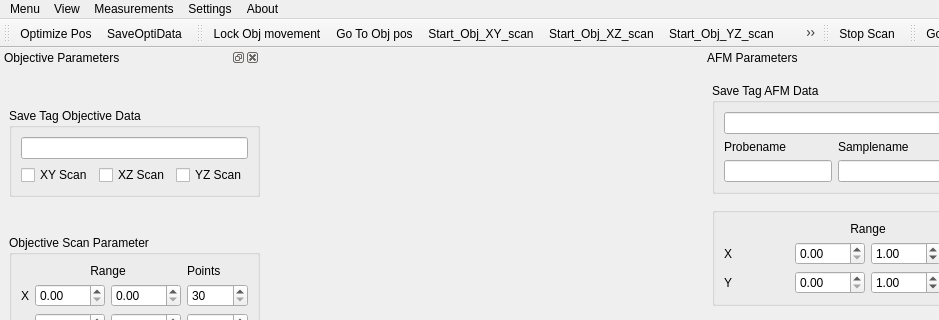
sriharijayaram5/qudi, file gui/qafm/ui_qafm_gui.ui: the form before one commit; both pictures show x 0 to 939 and y 0 to 320 of the 1033 by 814 pixel window.
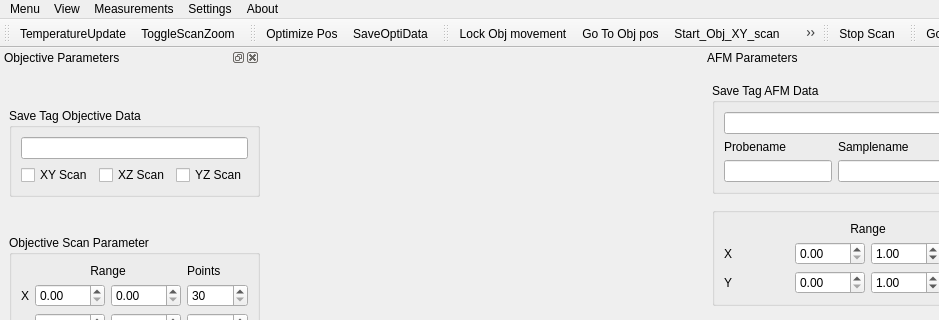
The form after the commit. Icons and pictures are not drawn. Custom widgets are drawn as their Qt base class.

Commit message: zoom and temp ranging of scanners

The edit to the form file:
```diff
--- a/gui/qafm/ui_qafm_gui.ui
+++ b/gui/qafm/ui_qafm_gui.ui
@@ -849,6 +849,25 @@
     </layout>
    </widget>
   </widget>
+  <widget class="QToolBar" name="ToolBar_extra_func">
+   <property name="windowTitle">
+    <string>toolBar</string>
+   </property>
+   <property name="iconSize">
+    <size>
+     <width>28</width>
+     <height>30</height>
+    </size>
+   </property>
+   <attribute name="toolBarArea">
+    <enum>TopToolBarArea</enum>
+   </attribute>
+   <attribute name="toolBarBreak">
+    <bool>false</bool>
+   </attribute>
+   <addaction name="actionTemperatureUpdate"/>
+   <addaction name="actionEnableZoom"/>
+  </widget>
   <widget class="QToolBar" name="ToolBar_optimizer">
    <property name="windowTitle">
     <string>toolBar</string>
@@ -1180,6 +1199,33 @@
     <string>Go to target Objective position</string>
    </property>
   </action>
+  <action name="actionTemperatureUpdate">
+   <property name="icon">
+    <iconset>
+     <normaloff>../../artwork/icons/66/temp.png</normaloff>../../artwork/icons/66/temp.png</iconset>
+   </property>
+   <property name="text">
+    <string>TemperatureUpdate</string>
+   </property>
+   <property name="toolTip">
+    <string>Notifies qAFM GUI about the new temperature and scan limits</string>
+   </property>
+  </action>
+  <action name="actionEnableZoom">
+   <property name="icon">
+    <iconset>
+     <normaloff>../../artwork/icons/66/zoom-select.png</normaloff>../../artwork/icons/66/zoom-select.png</iconset>
+   </property>
+   <property name="text">
+    <string>ToggleScanZoom</string>
+   </property>
+   <property name="toolTip">
+    <string>Enables the setting of scan range by dragging over the scanned micrograph</string>
+   </property>
+   <property name="checkable">
+    <bool>true</bool>
+   </property>
+  </action>
   <action name="actionOptimize_Pos">
    <property name="checkable">
     <bool>false</bool>
```
The commit also changes 2 other files.
